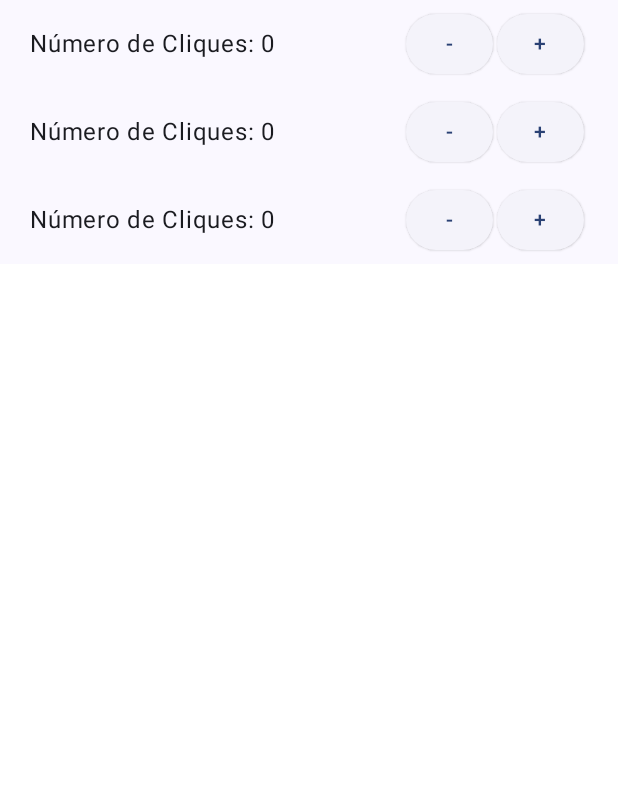
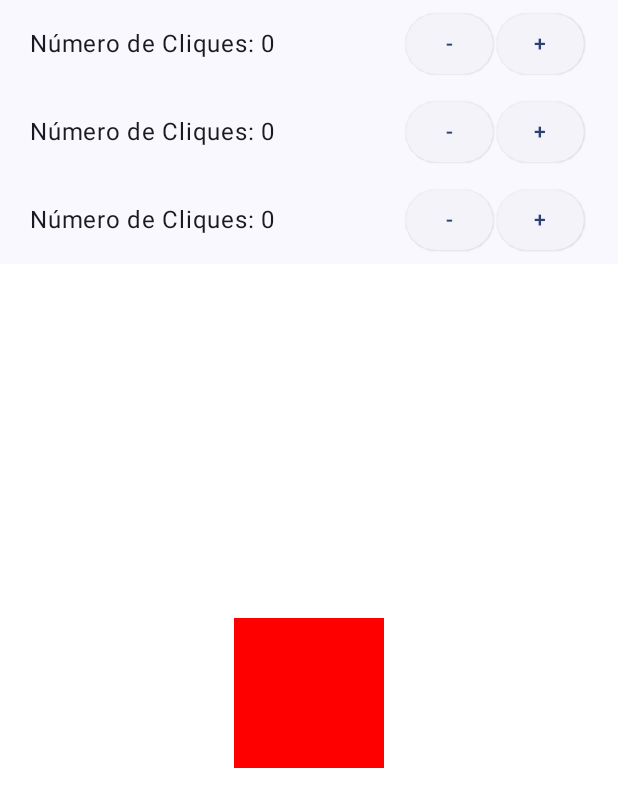
Before and after one commit to tads-ufpr-alexkutzke/ds151-aula-05-counter, an Android app built with Jetpack Compose: the @Preview function PreviewCounterScreen, on a phone screen of 412 x 824 dp. Shown: the top 807 px of the screen. Run offline under Robolectric (Android 15) with nearby library versions, the phone set to English and light mode, and no system bars.

Commit message:
Monta o layout de RGBCounterScreen

```diff
--- a/app/src/main/java/com/example/aula05counter/ui/Counter/Counter.kt
+++ b/app/src/main/java/com/example/aula05counter/ui/Counter/Counter.kt
@@ -1,9 +1,13 @@
 package com.example.aula05counter.ui.Counter
 
+import androidx.compose.foundation.background
 import androidx.compose.foundation.layout.Arrangement
+import androidx.compose.foundation.layout.Box
 import androidx.compose.foundation.layout.Column
 import androidx.compose.foundation.layout.Row
+import androidx.compose.foundation.layout.fillMaxHeight
 import androidx.compose.foundation.layout.fillMaxWidth
+import androidx.compose.foundation.layout.height
 import androidx.compose.foundation.layout.padding
 import androidx.compose.foundation.layout.width
 import androidx.compose.material3.ElevatedButton
@@ -17,6 +21,7 @@ import androidx.compose.runtime.remember
 import androidx.compose.runtime.setValue
 import androidx.compose.ui.Alignment
 import androidx.compose.ui.Modifier
+import androidx.compose.ui.graphics.Color
 import androidx.compose.ui.tooling.preview.Preview
 import androidx.compose.ui.unit.dp
 import com.example.aula05counter.ui.theme.Aula05CounterTheme
@@ -65,11 +70,25 @@ fun PreviewCounter(){
 }
 
 @Composable
-fun CounterScreen(){
-    Column {
-        Counter(min=0, max=10)
-        Counter(min=0, max=5)
-        Counter(min=-2, max=2)
+fun RGBCounterScreen(){
+    Column(
+        modifier = Modifier.fillMaxHeight(),
+        horizontalAlignment = Alignment.CenterHorizontally
+    ) {
+        Column(modifier = Modifier.weight(0.5f)) {
+            Counter(min=0, max=10)
+            Counter(min=0, max=5)
+            Counter(min=-2, max=2)
+        }
+
+        Column(modifier = Modifier.weight(0.5f)) {
+            Box(
+                modifier = Modifier
+                    .background(color = Color(255, 0, 0, 255))
+                    .height(100.dp)
+                    .width(100.dp)
+            )
+        }
     }
 }
 
@@ -78,6 +97,6 @@ fun CounterScreen(){
 @Composable
 fun PreviewCounterScreen(){
     Aula05CounterTheme {
-        CounterScreen()
+        RGBCounterScreen()
     }
 }
```
